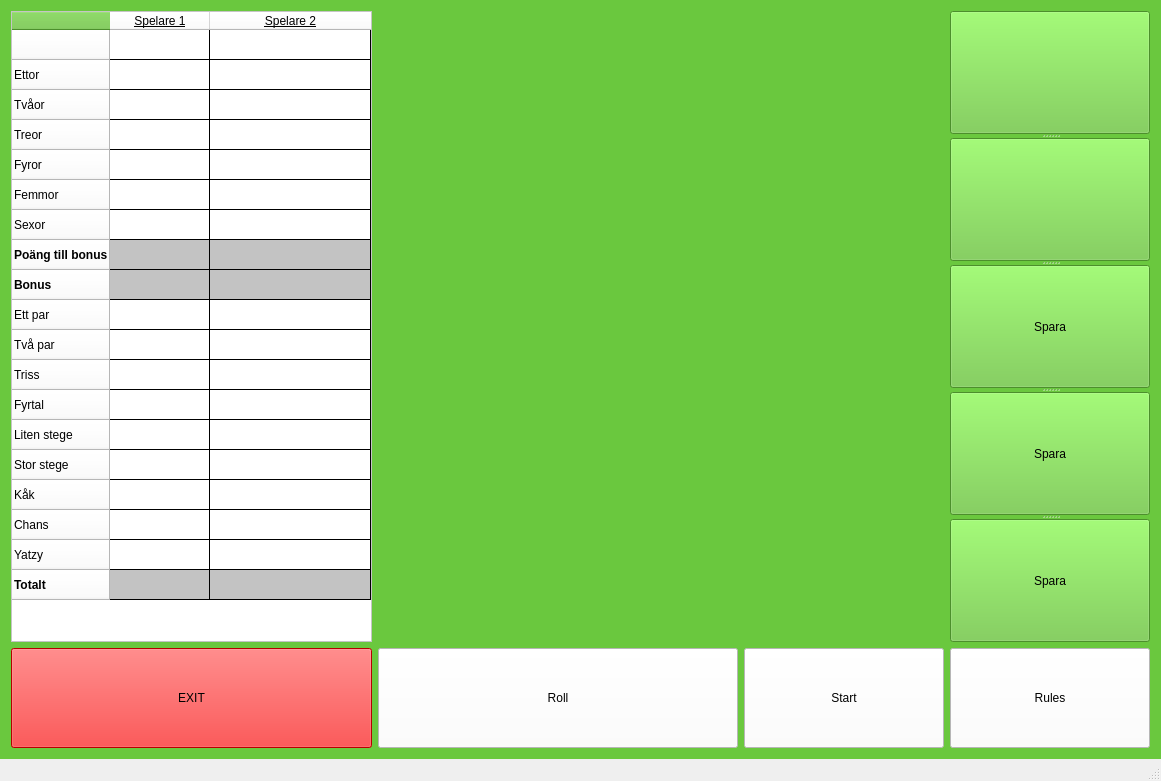
GUI-Programmering-Yatzy-Juli/Yatzy, file Yatzy/Yatzy/mainwindow.ui: the form before one commit.
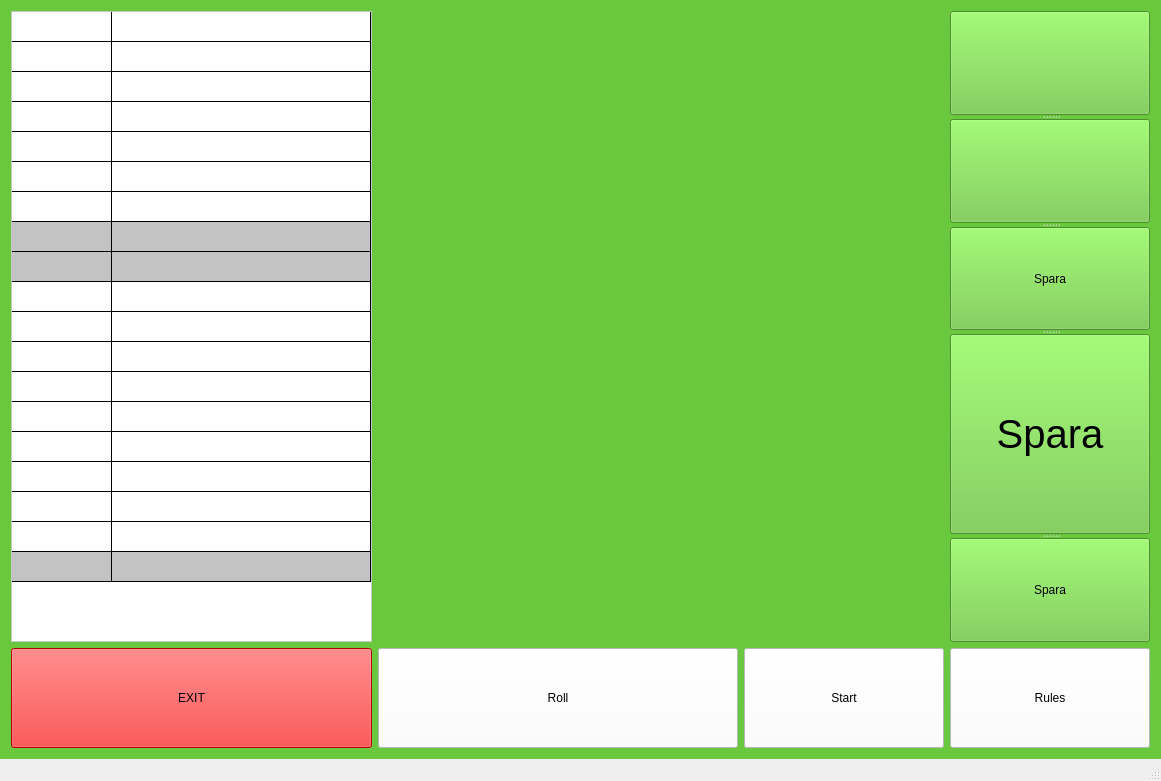
The form after the commit.

What changed in the file:
```diff
--- a/Yatzy/Yatzy/mainwindow.ui
+++ b/Yatzy/Yatzy/mainwindow.ui
@@ -54,8 +54,41 @@
     <string notr="true">background-color: rgb(106, 200, 62);</string>
    </property>
    <layout class="QGridLayout" name="gridLayout">
+    <item row="1" column="2">
+     <widget class="QPushButton" name="btn_roll">
+      <property name="sizePolicy">
+       <sizepolicy hsizetype="MinimumExpanding" vsizetype="MinimumExpanding">
+        <horstretch>0</horstretch>
+        <verstretch>0</verstretch>
+       </sizepolicy>
+      </property>
+      <property name="minimumSize">
+       <size>
+        <width>300</width>
+        <height>44</height>
+       </size>
+      </property>
+      <property name="maximumSize">
+       <size>
+        <width>450</width>
+        <height>100</height>
+       </size>
+      </property>
+      <property name="layoutDirection">
+       <enum>Qt::RightToLeft</enum>
+      </property>
+      <property name="styleSheet">
+       <string notr="true">font: 22pt &quot;Adobe Fangsong Std R&quot;;
+border-color: rgb(0, 0, 0);
+background-color: rgb(255, 255, 255);</string>
+      </property>
+      <property name="text">
+       <string>Roll</string>
+      </property>
+     </widget>
+    </item>
     <item row="1" column="4">
-     <widget class="QPushButton" name="btn_rules">
+     <widget class="QPushButton" name="btn_roll_2">
       <property name="sizePolicy">
        <sizepolicy hsizetype="MinimumExpanding" vsizetype="MinimumExpanding">
         <horstretch>0</horstretch>
@@ -65,7 +98,7 @@
       <property name="minimumSize">
        <size>
         <width>100</width>
-        <height>100</height>
+        <height>44</height>
        </size>
       </property>
       <property name="maximumSize">
@@ -74,213 +107,17 @@
         <height>100</height>
        </size>
       </property>
-      <property name="toolTip">
-       <string notr="true" extracomment="Yahtzee spela och besegra dina vänner">&lt;html&gt;&lt;head/&gt;&lt;body&gt;&lt;p&gt;&lt;span style=&quot; font-size:14pt;&quot;&gt;Yahtzee spel, spela och besegra dina vänner&lt;/span&gt;&lt;/p&gt;&lt;/body&gt;&lt;/html&gt;</string>
-      </property>
-      <property name="toolTipDuration">
-       <number>10</number>
-      </property>
-      <property name="whatsThis">
-       <string>&lt;html&gt;&lt;head/&gt;&lt;body&gt;&lt;p&gt;Yahtzee spel, spela och besegra dina vänner&lt;/p&gt;&lt;/body&gt;&lt;/html&gt;</string>
-      </property>
       <property name="styleSheet">
-       <string notr="true">border-color: rgb(0, 0, 0);
+       <string notr="true">font: 22pt &quot;Adobe Fangsong Std R&quot;;
+border-color: rgb(0, 0, 0);
 background-color: rgb(255, 255, 255);</string>
       </property>
       <property name="text">
-       <string>Rules</string>
+       <string>Start</string>
       </property>
       <property name="checkable">
        <bool>false</bool>
       </property>
-      <property name="checked">
-       <bool>false</bool>
-      </property>
-      <property name="autoDefault">
-       <bool>false</bool>
-      </property>
-      <property name="default">
-       <bool>false</bool>
-      </property>
-      <property name="flat">
-       <bool>false</bool>
-      </property>
-     </widget>
-    </item>
-    <item row="0" column="4">
-     <widget class="QSplitter" name="splitter">
-      <property name="sizePolicy">
-       <sizepolicy hsizetype="MinimumExpanding" vsizetype="MinimumExpanding">
-        <horstretch>0</horstretch>
-        <verstretch>0</verstretch>
-       </sizepolicy>
-      </property>
-      <property name="minimumSize">
-       <size>
-        <width>100</width>
-        <height>100</height>
-       </size>
-      </property>
-      <property name="maximumSize">
-       <size>
-        <width>200</width>
-        <height>1020</height>
-       </size>
-      </property>
-      <property name="autoFillBackground">
-       <bool>false</bool>
-      </property>
-      <property name="styleSheet">
-       <string notr="true"/>
-      </property>
-      <property name="orientation">
-       <enum>Qt::Vertical</enum>
-      </property>
-      <widget class="QPushButton" name="btn_save0">
-       <property name="sizePolicy">
-        <sizepolicy hsizetype="MinimumExpanding" vsizetype="MinimumExpanding">
-         <horstretch>0</horstretch>
-         <verstretch>0</verstretch>
-        </sizepolicy>
-       </property>
-       <property name="minimumSize">
-        <size>
-         <width>100</width>
-         <height>100</height>
-        </size>
-       </property>
-       <property name="maximumSize">
-        <size>
-         <width>200</width>
-         <height>200</height>
-        </size>
-       </property>
-       <property name="styleSheet">
-        <string notr="true">border-color: rgb(0, 0, 0);</string>
-       </property>
-       <property name="text">
-        <string/>
-       </property>
-       <property name="checkable">
-        <bool>true</bool>
-       </property>
-      </widget>
-      <widget class="QPushButton" name="btn_save1">
-       <property name="sizePolicy">
-        <sizepolicy hsizetype="MinimumExpanding" vsizetype="MinimumExpanding">
-         <horstretch>0</horstretch>
-         <verstretch>0</verstretch>
-        </sizepolicy>
-       </property>
-       <property name="minimumSize">
-        <size>
-         <width>100</width>
-         <height>100</height>
-        </size>
-       </property>
-       <property name="maximumSize">
-        <size>
-         <width>200</width>
-         <height>200</height>
-        </size>
-       </property>
-       <property name="styleSheet">
-        <string notr="true">border-color: rgb(0, 0, 0);</string>
-       </property>
-       <property name="text">
-        <string/>
-       </property>
-       <property name="checkable">
-        <bool>true</bool>
-       </property>
-      </widget>
-      <widget class="QPushButton" name="btn_save2">
-       <property name="sizePolicy">
-        <sizepolicy hsizetype="MinimumExpanding" vsizetype="MinimumExpanding">
-         <horstretch>0</horstretch>
-         <verstretch>0</verstretch>
-        </sizepolicy>
-       </property>
-       <property name="minimumSize">
-        <size>
-         <width>100</width>
-         <height>100</height>
-        </size>
-       </property>
-       <property name="maximumSize">
-        <size>
-         <width>200</width>
-         <height>200</height>
-        </size>
-       </property>
-       <property name="styleSheet">
-        <string notr="true">border-color: rgb(0, 0, 0);</string>
-       </property>
-       <property name="text">
-        <string>Spara</string>
-       </property>
-       <property name="checkable">
-        <bool>true</bool>
-       </property>
-      </widget>
-      <widget class="QPushButton" name="btn_save3">
-       <property name="sizePolicy">
-        <sizepolicy hsizetype="MinimumExpanding" vsizetype="MinimumExpanding">
-         <horstretch>0</horstretch>
-         <verstretch>0</verstretch>
-        </sizepolicy>
-       </property>
-       <property name="minimumSize">
-        <size>
-         <width>100</width>
-         <height>100</height>
-        </size>
-       </property>
-       <property name="maximumSize">
-        <size>
-         <width>200</width>
-         <height>200</height>
-        </size>
-       </property>
-       <property name="styleSheet">
-        <string notr="true">border-color: rgb(0, 0, 0);</string>
-       </property>
-       <property name="text">
-        <string>Spara</string>
-       </property>
-       <property name="checkable">
-        <bool>true</bool>
-       </property>
-      </widget>
-      <widget class="QPushButton" name="btn_save4">
-       <property name="sizePolicy">
-        <sizepolicy hsizetype="MinimumExpanding" vsizetype="MinimumExpanding">
-         <horstretch>0</horstretch>
-         <verstretch>0</verstretch>
-        </sizepolicy>
-       </property>
-       <property name="minimumSize">
-        <size>
-         <width>100</width>
-         <height>100</height>
-        </size>
-       </property>
-       <property name="maximumSize">
-        <size>
-         <width>200</width>
-         <height>200</height>
-        </size>
-       </property>
-       <property name="styleSheet">
-        <string notr="true">border-color: rgb(0, 0, 0);</string>
-       </property>
-       <property name="text">
-        <string>Spara</string>
-       </property>
-       <property name="checkable">
-        <bool>true</bool>
-       </property>
-      </widget>
      </widget>
     </item>
     <item row="0" column="0">
@@ -405,7 +242,7 @@
        <number>2</number>
       </property>
       <attribute name="horizontalHeaderVisible">
-       <bool>true</bool>
+       <bool>false</bool>
       </attribute>
       <attribute name="horizontalHeaderCascadingSectionResizes">
        <bool>false</bool>
@@ -423,7 +260,7 @@
        <bool>true</bool>
       </attribute>
       <attribute name="verticalHeaderVisible">
-       <bool>true</bool>
+       <bool>false</bool>
       </attribute>
       <attribute name="verticalHeaderCascadingSectionResizes">
        <bool>true</bool>
@@ -702,41 +539,8 @@
       </item>
      </widget>
     </item>
-    <item row="1" column="1">
-     <widget class="QPushButton" name="btn_roll">
-      <property name="sizePolicy">
-       <sizepolicy hsizetype="MinimumExpanding" vsizetype="MinimumExpanding">
-        <horstretch>0</horstretch>
-        <verstretch>0</verstretch>
-       </sizepolicy>
-      </property>
-      <property name="minimumSize">
-       <size>
-        <width>300</width>
-        <height>44</height>
-       </size>
-      </property>
-      <property name="maximumSize">
-       <size>
-        <width>450</width>
-        <height>100</height>
-       </size>
-      </property>
-      <property name="layoutDirection">
-       <enum>Qt::RightToLeft</enum>
-      </property>
-      <property name="styleSheet">
-       <string notr="true">font: 22pt &quot;Adobe Fangsong Std R&quot;;
-border-color: rgb(0, 0, 0);
-background-color: rgb(255, 255, 255);</string>
-      </property>
-      <property name="text">
-       <string>Roll</string>
-      </property>
-     </widget>
-    </item>
-    <item row="1" column="3">
-     <widget class="QPushButton" name="btn_roll_2">
+    <item row="0" column="5">
+     <widget class="QSplitter" name="splitter">
       <property name="sizePolicy">
        <sizepolicy hsizetype="MinimumExpanding" vsizetype="MinimumExpanding">
         <horstretch>0</horstretch>
@@ -746,26 +550,174 @@
       <property name="minimumSize">
        <size>
         <width>100</width>
-        <height>44</height>
+        <height>100</height>
        </size>
       </property>
       <property name="maximumSize">
        <size>
         <width>200</width>
-        <height>100</height>
+        <height>1016</height>
        </size>
       </property>
-      <property name="styleSheet">
-       <string notr="true">font: 22pt &quot;Adobe Fangsong Std R&quot;;
-border-color: rgb(0, 0, 0);
-background-color: rgb(255, 255, 255);</string>
-      </property>
-      <property name="text">
-       <string>Start</string>
-      </property>
-      <property name="checkable">
+      <property name="autoFillBackground">
        <bool>false</bool>
       </property>
+      <property name="styleSheet">
+       <string notr="true"/>
+      </property>
+      <property name="orientation">
+       <enum>Qt::Vertical</enum>
+      </property>
+      <widget class="QPushButton" name="btn_save0">
+       <property name="sizePolicy">
+        <sizepolicy hsizetype="MinimumExpanding" vsizetype="MinimumExpanding">
+         <horstretch>0</horstretch>
+         <verstretch>0</verstretch>
+        </sizepolicy>
+       </property>
+       <property name="minimumSize">
+        <size>
+         <width>100</width>
+         <height>100</height>
+        </size>
+       </property>
+       <property name="maximumSize">
+        <size>
+         <width>200</width>
+         <height>200</height>
+        </size>
+       </property>
+       <property name="styleSheet">
+        <string notr="true">border-color: rgb(0, 0, 0);</string>
+       </property>
+       <property name="text">
+        <string/>
+       </property>
+       <property name="checkable">
+        <bool>true</bool>
+       </property>
+      </widget>
+      <widget class="QPushButton" name="btn_save1">
+       <property name="sizePolicy">
+        <sizepolicy hsizetype="MinimumExpanding" vsizetype="MinimumExpanding">
+         <horstretch>0</horstretch>
+         <verstretch>0</verstretch>
+        </sizepolicy>
+       </property>
+       <property name="minimumSize">
+        <size>
+         <width>100</width>
+         <height>100</height>
+        </size>
+       </property>
+       <property name="maximumSize">
+        <size>
+         <width>200</width>
+         <height>200</height>
+        </size>
+       </property>
+       <property name="styleSheet">
+        <string notr="true">border-color: rgb(0, 0, 0);</string>
+       </property>
+       <property name="text">
+        <string/>
+       </property>
+       <property name="checkable">
+        <bool>true</bool>
+       </property>
+      </widget>
+      <widget class="QPushButton" name="btn_save2">
+       <property name="sizePolicy">
+        <sizepolicy hsizetype="MinimumExpanding" vsizetype="MinimumExpanding">
+         <horstretch>0</horstretch>
+         <verstretch>0</verstretch>
+        </sizepolicy>
+       </property>
+       <property name="minimumSize">
+        <size>
+         <width>100</width>
+         <height>100</height>
+        </size>
+       </property>
+       <property name="maximumSize">
+        <size>
+         <width>200</width>
+         <height>200</height>
+        </size>
+       </property>
+       <property name="styleSheet">
+        <string notr="true">border-color: rgb(0, 0, 0);</string>
+       </property>
+       <property name="text">
+        <string>Spara</string>
+       </property>
+       <property name="checkable">
+        <bool>true</bool>
+       </property>
+      </widget>
+      <widget class="QPushButton" name="btn_save3">
+       <property name="sizePolicy">
+        <sizepolicy hsizetype="MinimumExpanding" vsizetype="MinimumExpanding">
+         <horstretch>0</horstretch>
+         <verstretch>0</verstretch>
+        </sizepolicy>
+       </property>
+       <property name="minimumSize">
+        <size>
+         <width>100</width>
+         <height>100</height>
+        </size>
+       </property>
+       <property name="maximumSize">
+        <size>
+         <width>200</width>
+         <height>200</height>
+        </size>
+       </property>
+       <property name="font">
+        <font>
+         <pointsize>30</pointsize>
+        </font>
+       </property>
+       <property name="styleSheet">
+        <string notr="true">border-color: rgb(0, 0, 0);</string>
+       </property>
+       <property name="text">
+        <string>Spara</string>
+       </property>
+       <property name="checkable">
+        <bool>true</bool>
+       </property>
+      </widget>
+      <widget class="QPushButton" name="btn_save4">
+       <property name="sizePolicy">
+        <sizepolicy hsizetype="MinimumExpanding" vsizetype="MinimumExpanding">
+         <horstretch>0</horstretch>
+         <verstretch>0</verstretch>
+        </sizepolicy>
+       </property>
+       <property name="minimumSize">
+        <size>
+         <width>100</width>
+         <height>100</height>
+        </size>
+       </property>
+       <property name="maximumSize">
+        <size>
+         <width>200</width>
+         <height>200</height>
+        </size>
+       </property>
+       <property name="styleSheet">
+        <string notr="true">border-color: rgb(0, 0, 0);</string>
+       </property>
+       <property name="text">
+        <string>Spara</string>
+       </property>
+       <property name="checkable">
+        <bool>true</bool>
+       </property>
+      </widget>
      </widget>
     </item>
     <item row="1" column="0">
@@ -797,6 +749,59 @@
       </property>
      </widget>
     </item>
+    <item row="1" column="5">
+     <widget class="QPushButton" name="btn_rules">
+      <property name="sizePolicy">
+       <sizepolicy hsizetype="MinimumExpanding" vsizetype="MinimumExpanding">
+        <horstretch>0</horstretch>
+        <verstretch>0</verstretch>
+       </sizepolicy>
+      </property>
+      <property name="minimumSize">
+       <size>
+        <width>100</width>
+        <height>100</height>
+       </size>
+      </property>
+      <property name="maximumSize">
+       <size>
+        <width>200</width>
+        <height>100</height>
+       </size>
+      </property>
+      <property name="toolTip">
+       <string notr="true" extracomment="Yahtzee spela och besegra dina vänner">&lt;html&gt;&lt;head/&gt;&lt;body&gt;&lt;p&gt;&lt;span style=&quot; font-size:14pt;&quot;&gt;Yahtzee spel, spela och besegra dina vänner&lt;/span&gt;&lt;/p&gt;&lt;/body&gt;&lt;/html&gt;</string>
+      </property>
+      <property name="toolTipDuration">
+       <number>10</number>
+      </property>
+      <property name="whatsThis">
+       <string>&lt;html&gt;&lt;head/&gt;&lt;body&gt;&lt;p&gt;Yahtzee spel, spela och besegra dina vänner&lt;/p&gt;&lt;/body&gt;&lt;/html&gt;</string>
+      </property>
+      <property name="styleSheet">
+       <string notr="true">border-color: rgb(0, 0, 0);
+background-color: rgb(255, 255, 255);</string>
+      </property>
+      <property name="text">
+       <string>Rules</string>
+      </property>
+      <property name="checkable">
+       <bool>false</bool>
+      </property>
+      <property name="checked">
+       <bool>false</bool>
+      </property>
+      <property name="autoDefault">
+       <bool>false</bool>
+      </property>
+      <property name="default">
+       <bool>false</bool>
+      </property>
+      <property name="flat">
+       <bool>false</bool>
+      </property>
+     </widget>
+    </item>
    </layout>
   </widget>
   <widget class="QMenuBar" name="menuBar">
@@ -805,7 +810,7 @@
      <x>0</x>
      <y>0</y>
      <width>1161</width>
-     <height>21</height>
+     <height>20</height>
     </rect>
    </property>
   </widget>
```
